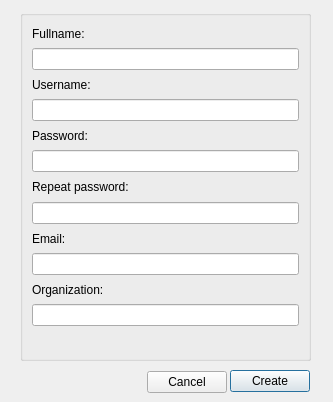
Before: the Qt Designer form guide/CreateSession.ui in CCC-members/EEG_ArtifacRejection, drawn with Qt 5.
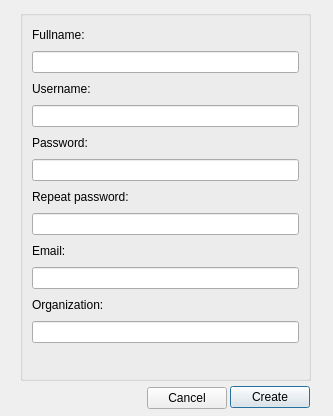
After: the same form once the commit is applied.

What changed in the file:
```diff
--- a/guide/CreateSession.ui
+++ b/guide/CreateSession.ui
@@ -7,7 +7,7 @@
     <x>0</x>
     <y>0</y>
     <width>333</width>
-    <height>402</height>
+    <height>416</height>
    </rect>
   </property>
   <property name="windowTitle">
@@ -19,7 +19,7 @@
      <x>20</x>
      <y>10</y>
      <width>291</width>
-     <height>351</height>
+     <height>371</height>
     </rect>
    </property>
    <property name="title">
@@ -117,7 +117,7 @@
    <property name="geometry">
     <rect>
      <x>230</x>
-     <y>370</y>
+     <y>386</y>
      <width>80</width>
      <height>22</height>
     </rect>
@@ -130,7 +130,7 @@
    <property name="geometry">
     <rect>
      <x>147</x>
-     <y>371</y>
+     <y>387</y>
      <width>80</width>
      <height>22</height>
     </rect>
```
